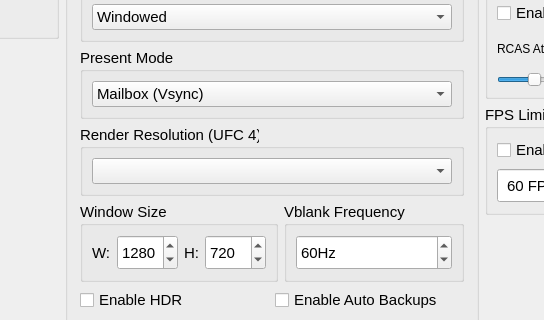
Old version of the form src/qt_gui/settings_dialog.ui in the repository mancelli/shadPS4; both pictures show x 378 to 922 and y 113 to 433 of the 1300 by 750 pixel window.
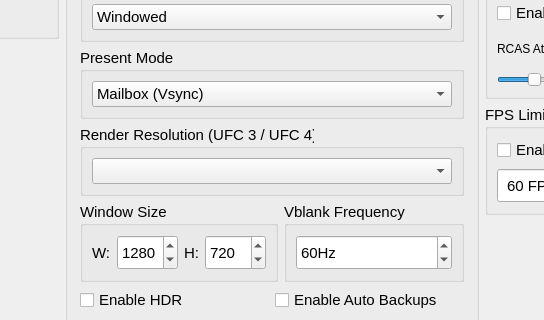
New version of the form. The open tabs and pages were chosen to show the change. Icons and pictures are not drawn.

Commit message:
memory_patcher: Render Resolution for UFC 3 too
The render resolution patch becomes a table of game sites. UFC 3
(CUSA06534) selects 1920x1080 or 1600x900 with cmovne in its resolution
setup; the 1600x900 pair is replaced (from 854bf065d on upstream-picks,
now driven by the launcher setting like UFC 4). Launcher texts and the
README name both games.

Checked: UFC 3 fight route on the Arc at 1920x1080 (patch applied,
picture and UI fine, ~75 FPS as at 900p).

The edit to the form file:
```diff
--- a/src/qt_gui/settings_dialog.ui
+++ b/src/qt_gui/settings_dialog.ui
@@ -1327,7 +1327,7 @@
 															<item>
 																<widget class="QGroupBox" name="renderResolutionGroupBox">
 																	<property name="title">
-																		<string>Render Resolution (UFC 4)</string>
+																		<string>Render Resolution (UFC 3 / UFC 4)</string>
 																	</property>
 																	<layout class="QVBoxLayout" name="renderResolutionLayout">
 																		<item>
```
The commit also changes 4 other files.
